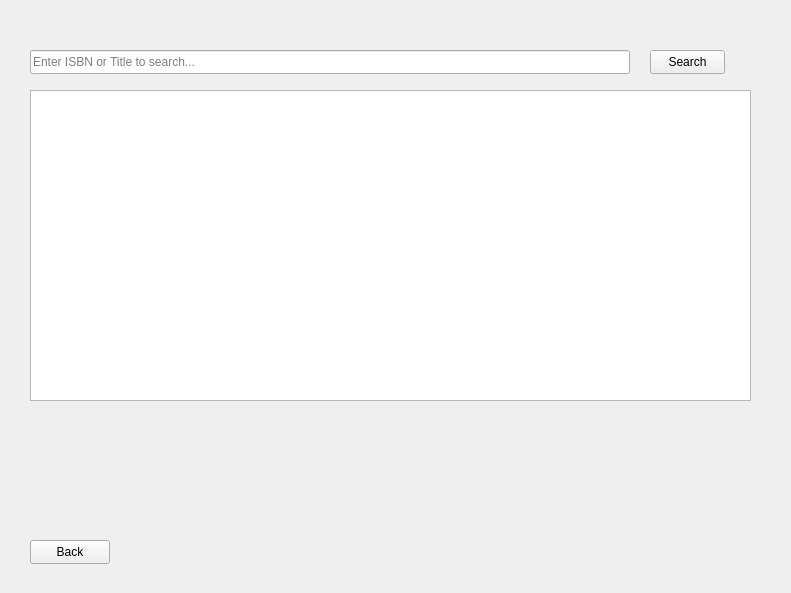
Qt form Library-Management-System/searchbooks.ui (danisensei/Library-Management-System) before a commit.
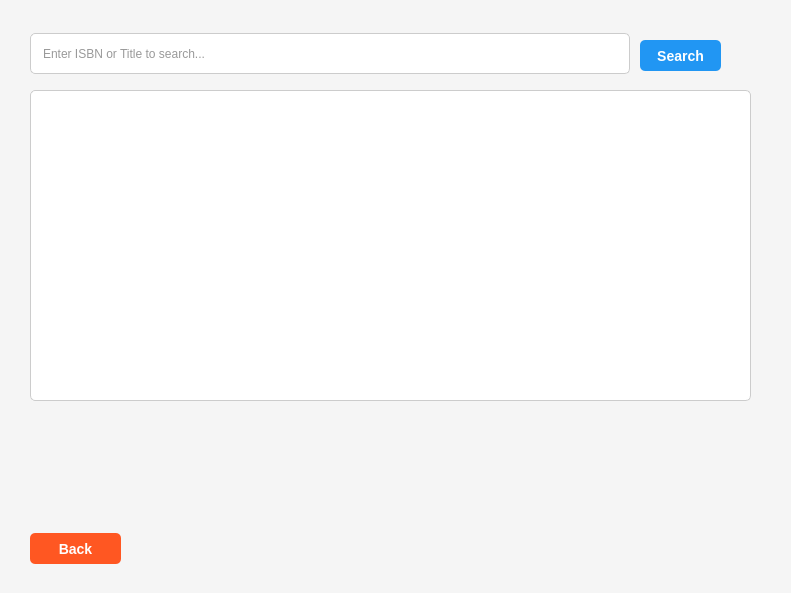
The same form after that commit.

Commit message: Uniform UI for books section

Diff of the .ui file:
```diff
--- a/Library-Management-System/searchbooks.ui
+++ b/Library-Management-System/searchbooks.ui
@@ -13,13 +13,123 @@
   <property name="windowTitle">
    <string>Search Books</string>
   </property>
+  <property name="styleSheet">
+   <string notr="true">      QWidget {
+         background-color: #f5f5f5;
+      }
+
+      QLabel {
+         color: #2e3b4e;
+         font-weight: 600;
+      }
+
+      QLineEdit {
+         background-color: #fff;
+         border: 1px solid #ccc;
+         border-radius: 5px;
+         padding: 10px;
+         color: #333;
+         font-size: 12px;
+      }
+
+      QLineEdit:focus {
+         border-color: #4CAF50;
+         box-shadow: 0 0 5px rgba(76, 175, 80, 0.3);
+      }
+
+      QPushButton {
+         background-color: #4CAF50;
+         color: white;
+         border-radius: 5px;
+         padding: 8px 16px;
+         font-size: 14px;
+         font-weight: 600;
+         border: none;
+      }
+
+      QPushButton:hover {
+         background-color: #45a049;
+      }
+
+      QPushButton:pressed {
+         background-color: #3e8e41;
+      }
+
+      QPushButton#backbutton {
+         background-color: #ff5722;
+      }
+
+      QPushButton#backbutton:hover {
+         background-color: #e64a19;
+      }
+
+      QPushButton#searchButton {
+         background-color: #2196F3;
+      }
+
+      QPushButton#searchButton:hover {
+         background-color: #1976D2;
+      }
+
+      QTableView {
+         background-color: #ffffff;
+         border: 1px solid #ccc;
+         border-radius: 5px;
+         font-size: 14px;
+         color: #333333;
+         gridline-color: #e0e0e0;
+      }
+
+      QTableView QHeaderView {
+         background-color: #4CAF50;
+         color: white;
+         font-weight: 600;
+      }
+
+      QTableView QHeaderView::section {
+         padding: 5px;
+         background-color: #4CAF50;
+         color: white;
+         font-weight: 600;
+      }
+
+      QTableView::item {
+         padding: 8px;
+         background-color: #ffffff;
+         color: #333333;
+         border-bottom: 1px solid #f0f0f0;
+      }
+
+      QTableView::item:selected {
+         background-color: #e1f5e1;
+      }
+
+      QTableView QAbstractItemView {
+         background-color: #ffffff;
+         color: #333333;
+         selection-background-color: #e1f5e1;
+         font-size: 14px;
+      }
+
+      QTableView::item:pressed {
+         background-color: #f1f1f1;
+      }
+
+      QWidget#searchbooks {
+         padding: 30px;
+      }
+
+      QPushButton#searchButton {
+         margin-left: 10px;
+      }</string>
+  </property>
   <widget class="QPushButton" name="backbutton">
    <property name="geometry">
     <rect>
      <x>30</x>
-     <y>540</y>
-     <width>80</width>
-     <height>24</height>
+     <y>533</y>
+     <width>91</width>
+     <height>31</height>
     </rect>
    </property>
    <property name="text">
@@ -29,10 +139,10 @@
   <widget class="QPushButton" name="searchButton">
    <property name="geometry">
     <rect>
-     <x>650</x>
-     <y>50</y>
-     <width>75</width>
-     <height>24</height>
+     <x>630</x>
+     <y>40</y>
+     <width>91</width>
+     <height>31</height>
     </rect>
    </property>
    <property name="text">
@@ -43,9 +153,9 @@
    <property name="geometry">
     <rect>
      <x>30</x>
-     <y>50</y>
+     <y>33</y>
      <width>600</width>
-     <height>24</height>
+     <height>41</height>
     </rect>
    </property>
    <property name="placeholderText">
@@ -61,6 +171,9 @@
      <height>311</height>
     </rect>
    </property>
+   <attribute name="horizontalHeaderStretchLastSection">
+    <bool>true</bool>
+   </attribute>
   </widget>
  </widget>
  <resources/>
```
The commit also changes 3 other files.
